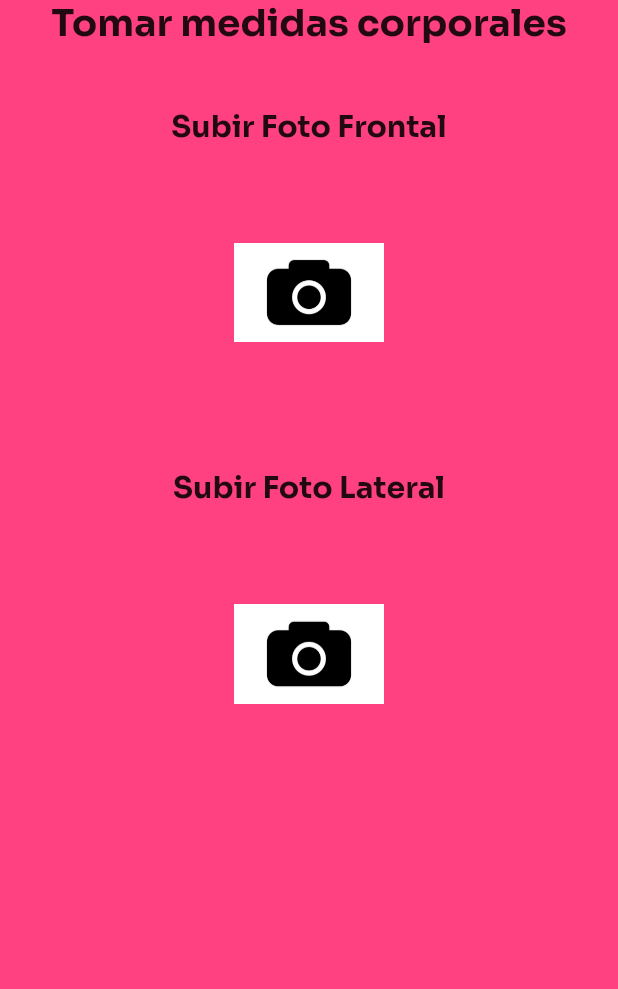
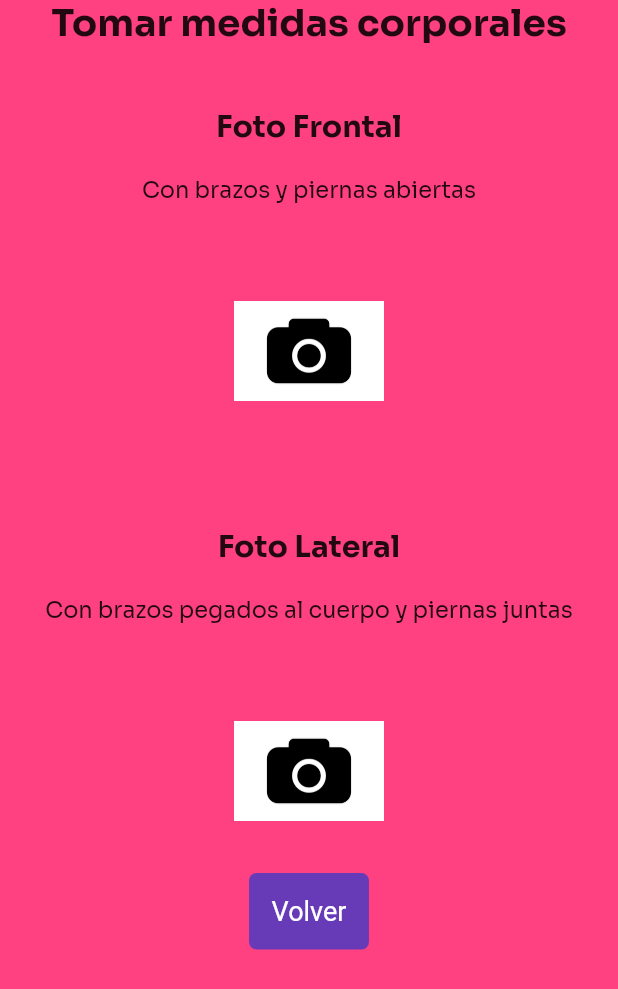
Before and after one commit to Patronaje-A-Medida/PatronajeMobileApp, a Flutter app: the TakePhotos screen opened directly, on a phone screen of 412 x 824 dp. Shown: the top 989 px of the screen. Run offline on Flutter 3.47's test engine with Material 2 defaults, Android fonts, the phone set to English and light mode, and no system bars; our stand-ins replace camera, dio, hive, hive_flutter; accounts and stored records are empty.

Commit message:
Updating HU01 & HU02

```diff
--- a/lib/presentation/user_take_photos/user_take_photos.dart
+++ b/lib/presentation/user_take_photos/user_take_photos.dart
@@ -3,6 +3,7 @@ import 'package:flutter/cupertino.dart';
 import 'package:flutter/material.dart';
 import 'package:flutter/src/material/icon_button.dart';
 import 'package:patronaje_mobile_app/presentation/user_take_photos/camera_page.dart';
+import 'package:patronaje_mobile_app/presentation/user_instructions/instructions_screen.dart';
 
 class TakePhotos extends StatelessWidget {
   TakePhotos({Key? key}) : super(key: key);
@@ -11,142 +12,169 @@ class TakePhotos extends StatelessWidget {
   Widget build(BuildContext context) {
     return Scaffold(
       backgroundColor: Colors.pinkAccent,
-      body: Column(children: <Widget>[
-        Column(
-          children: <Widget>[
+      body:Column(
+        children:<Widget>[
+          Column(children: <Widget>[
             Text(
               'Tomar medidas corporales',
               style: TextStyle(
                 fontWeight: FontWeight.bold,
                 fontSize: 25,
-              ),
-            )
-          ],
-        ),
-        SizedBox(
-          height: 40,
-        ),
+              ),)
+          ],),
+          SizedBox(height: 40,),
           Column(
             children: <Widget>[
               Row(
                 mainAxisAlignment: MainAxisAlignment.center,
                 children: <Widget>[
-                Column(
-                  children: <Widget>[
-                    Text(
-                      'Subir Foto Frontal',
+                  Column(children: <Widget>[Text(
+                    'Foto Frontal',
                     style: TextStyle(
                       fontWeight: FontWeight.bold,
                       fontSize: 20,
                     ),
                   )
-                  ],
-                )
+                  ],)
                 ],
               ),
-            SizedBox(
-              height: 40,
+              SizedBox(height: 20,),
+              Row(
+                mainAxisAlignment: MainAxisAlignment.center,
+                children: <Widget>[
+                  Column(children: <Widget>[Text(
+                    'Con brazos y piernas abiertas',
+                    style: TextStyle(
+                      fontSize: 15,
                     ),
+                  )
+                  ],)
+                ],
+              ),
+              SizedBox(height: 40,),
               Row(
                 mainAxisAlignment: MainAxisAlignment.center,
                 children: <Widget>[
                   IconButton(
-                    onPressed: () => showDialog<String>(
-                        context: context,
+                      onPressed: () => showDialog<String>
+                        (context: context,
                           builder: (BuildContext context) => AlertDialog(
-                              title: const Text('Recuerda imitar la imagen'),
+                            title: const Text ('Recuerda imitar la imagen'),
                             content: Column(
                               crossAxisAlignment: CrossAxisAlignment.center,
                               children: <Widget>[
-                                  Image.asset('assets/images/frontal.jpeg',
-                                      height: 400, fit: BoxFit.cover),
+                                Image.asset(
+                                    'assets/images/frontal.jpeg',
+                                    height: 400,
+                                    fit: BoxFit.cover
+                                ),
                               ],
                             ),
                             actions: <Widget>[
-                                TextButton(
-                                    onPressed: () =>
-                                        Navigator.pop(context, 'Cancelar'),
-                                    child: const Text('Cancelar')),
-                                TextButton(
-                                  onPressed: () async {
+                              TextButton(onPressed: () => Navigator.pop(context, 'Cancelar')
+                                  , child: const Text('Cancelar')
+                              ),
+                              TextButton(onPressed: ()
+                              async{
                                 await availableCameras().then(
                                       (value) => Navigator.push(
                                     context,
                                     MaterialPageRoute(
-                                          builder: (context) =>
-                                              CameraPage(cameras: value),
-                                        ),
-                                      ),
-                                    );
+                                      builder: (context) => CameraPage(cameras:value),),),);
                               },
                                 child: const Text('Tomar Foto'),
                               ),
                             ],
                           )),
                       icon: Image.asset('assets/images/camara.jpg'),
-                    iconSize: 100)
+                      iconSize: 100
+                  )
                 ],
               ),
-            SizedBox(
-              height: 60,
-            ),
+              SizedBox(height: 60,),
               Row(
                 mainAxisAlignment: MainAxisAlignment.center,
                 children: <Widget>[
-                Column(
-                  children: <Widget>[
+                  Column(children: <Widget>[
                     Text(
-                      'Subir Foto Lateral',
+                      'Foto Lateral',
                       style: TextStyle(
                         fontWeight: FontWeight.bold,
                         fontSize: 20,
                       ),
                     )
+                  ],)
                 ],
+              ),SizedBox(height: 20,),
+              Row(
+                mainAxisAlignment: MainAxisAlignment.center,
+                children: <Widget>[
+                  Column(children: <Widget>[Text(
+                    'Con brazos pegados al cuerpo y piernas juntas',
+                    style: TextStyle(
+                      fontSize: 15,
+                    ),
                   )
+                  ],)
                 ],
               ),
-            SizedBox(
-              height: 40,
-            ),
+              SizedBox(height: 40,),
               IconButton(
-                onPressed: () => showDialog<String>(
-                    context: context,
+                  onPressed: () => showDialog<String>
+                    (context: context,
                       builder: (BuildContext context) => AlertDialog(
-                          title: const Text('Recuerda imitar la imagen'),
+                        title: const Text ('Recuerda imitar la imagen'),
                         content: Column(
                           crossAxisAlignment: CrossAxisAlignment.center,
                           children: <Widget>[
-                              Image.asset('assets/images/perfil.jpeg',
-                                  height: 400, fit: BoxFit.cover),
+                            Image.asset(
+                                'assets/images/perfil.jpeg',
+                                height: 400,
+                                fit: BoxFit.cover
+                            ),
                           ],
                         ),
                         actions: <Widget>[
-                            TextButton(
-                                onPressed: () =>
-                                    Navigator.pop(context, 'Cancelar'),
-                                child: Text('Cancelar')),
-                            TextButton(
-                              onPressed: () async {
+                          TextButton(onPressed: () => Navigator.pop(context, 'Cancelar'),
+                              child: Text('Cancelar')
+                          ),
+                          TextButton(onPressed: ()
+                          async{
                             await availableCameras().then(
                                   (value) => Navigator.push(
                                 context,
                                 MaterialPageRoute(
-                                      builder: (context) =>
-                                          CameraPage(cameras: value),
-                                    ),
-                                  ),
-                                );
+                                  builder: (context) => CameraPage(cameras:value),),),);
                           },
                             child: Text('Tomar Foto'),
                           ),
                         ],
                       )),
                   icon: Image.asset('assets/images/camara.jpg'),
-                iconSize: 100)
+                  iconSize: 100
+              ),
+              SizedBox(height: 10,),
+              TextButton(
+                onPressed: (){
+                  Navigator.of(context).push(
+                      MaterialPageRoute(
+                          builder: (context) => Instructions())
+                  );
+                },
+                child: const Text('Volver'),
+                style: TextButton.styleFrom(
+                  textStyle: const TextStyle(fontSize: 18),
+                  shape: RoundedRectangleBorder(
+                    borderRadius: BorderRadius.circular(5),
+                  ),
+                  padding: const EdgeInsets.all(15),
+                  backgroundColor: Colors.deepPurple,
+                  primary: Colors.white,
+                ),
+              ),
+            ],)
         ],
-        )
-      ]),
+      ),
     );
   }
 }
```
Also changed, not shown: lib/presentation/user_instructions/instructions_screen.dart (+21 -35 lines), lib/presentation/user_take_photos/camera_page.dart (+18 -8 lines). Lines whose indentation alone changed are shown as unchanged.
